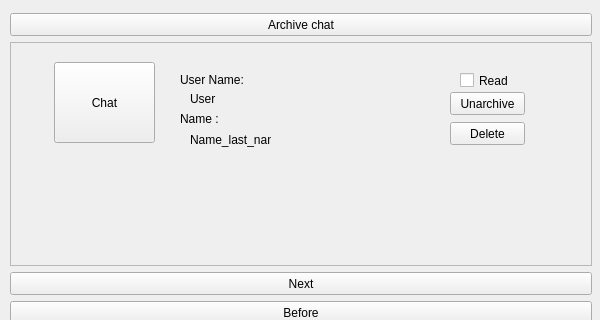
This is ui/archive_chat.ui in PooyaFekri/LinkedIn as Qt 5 draws it before an edit; both pictures show x 0 to 600 and y 0 to 320 of the 600 by 600 pixel window. The edited form follows.
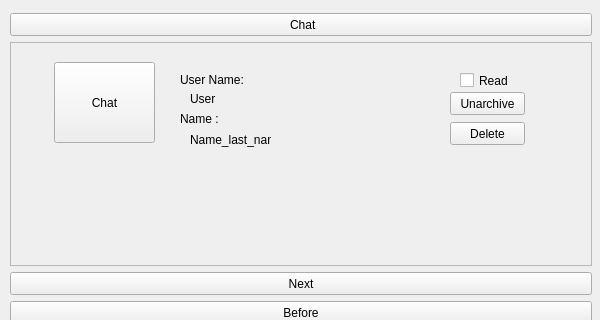
This is the edited form.

Patch:
```diff
--- a/ui/archive_chat.ui
+++ b/ui/archive_chat.ui
@@ -50,7 +50,7 @@
      </rect>
     </property>
     <property name="text">
-     <string>Archive chat</string>
+     <string> Chat</string>
     </property>
    </widget>
    <widget class="QFrame" name="frame">
```
Left out of the diff: 2 changed lines with no effect on the pictures.
